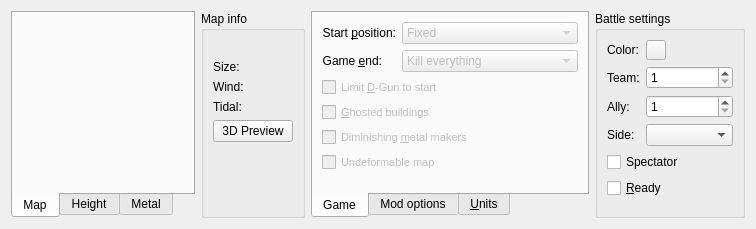
The window that ui/battleWidget.ui (tizbac/qtlobby) describes before a commit, drawn with Qt 5.
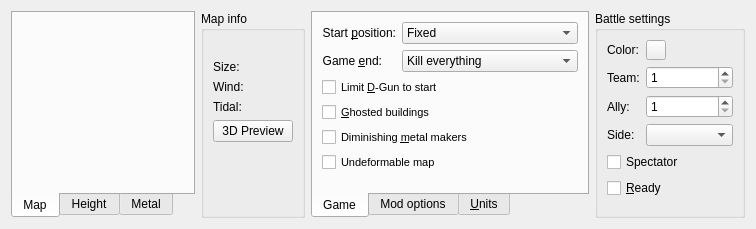
The same window after the commit. The open tabs and pages were chosen to show the change. Custom widgets are drawn as their Qt base class.

The edit to the form file:
```diff
--- a/ui/battleWidget.ui
+++ b/ui/battleWidget.ui
@@ -128,7 +128,7 @@
        <item row="0" column="1">
         <widget class="QComboBox" name="startPositionComboBox">
          <property name="enabled">
-          <bool>false</bool>
+          <bool>true</bool>
          </property>
          <property name="currentIndex">
           <number>0</number>
@@ -166,7 +166,7 @@
        <item row="1" column="1">
         <widget class="QComboBox" name="gameEndComboBox">
          <property name="enabled">
-          <bool>false</bool>
+          <bool>true</bool>
          </property>
          <property name="currentIndex">
           <number>0</number>
@@ -191,7 +191,7 @@
        <item row="2" column="0" colspan="2">
         <widget class="QCheckBox" name="limitDGunCheckBox">
          <property name="enabled">
-          <bool>false</bool>
+          <bool>true</bool>
          </property>
          <property name="font">
           <font>
@@ -206,7 +206,7 @@
        <item row="3" column="0" colspan="2">
         <widget class="QCheckBox" name="ghostedBuildingsCheckBox">
          <property name="enabled">
-          <bool>false</bool>
+          <bool>true</bool>
          </property>
          <property name="font">
           <font>
@@ -227,7 +227,7 @@
        <item row="4" column="0" colspan="2">
         <widget class="QCheckBox" name="diminishingMetalMakersCheckBox">
          <property name="enabled">
-          <bool>false</bool>
+          <bool>true</bool>
          </property>
          <property name="font">
           <font>
@@ -242,7 +242,7 @@
        <item row="5" column="0" colspan="2">
         <widget class="QCheckBox" name="undeformableMapameSpeedCheckBox">
          <property name="enabled">
-          <bool>false</bool>
+          <bool>true</bool>
          </property>
          <property name="font">
           <font>
```
Left out of the diff: 15 changed lines with no effect on the pictures.
